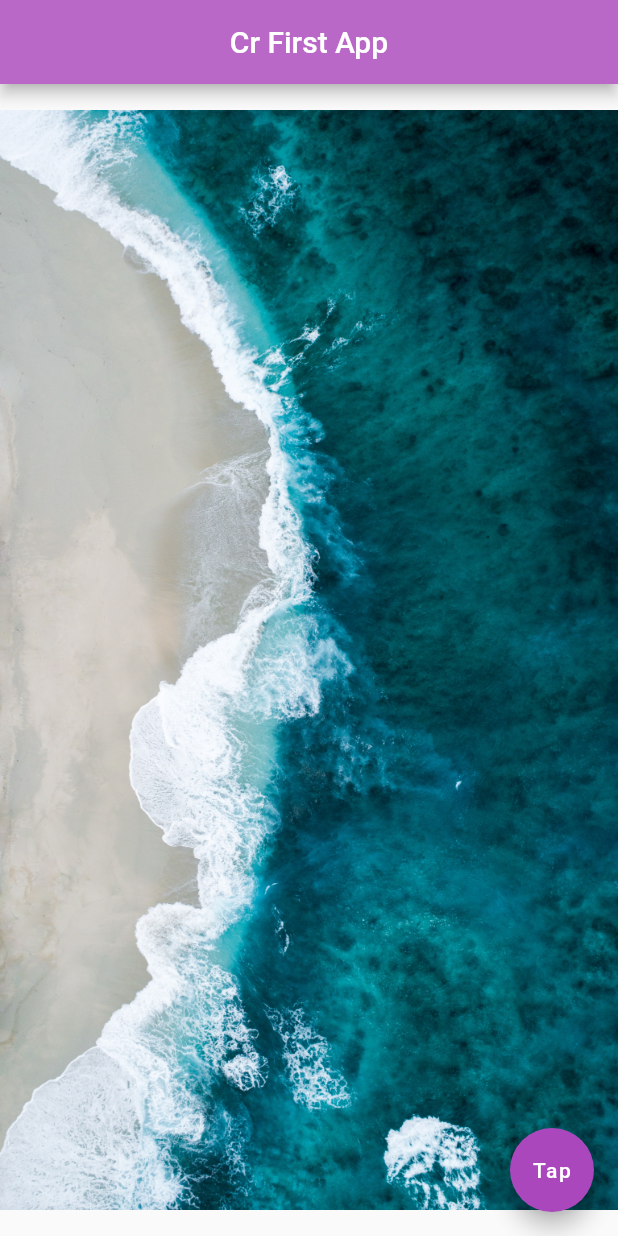
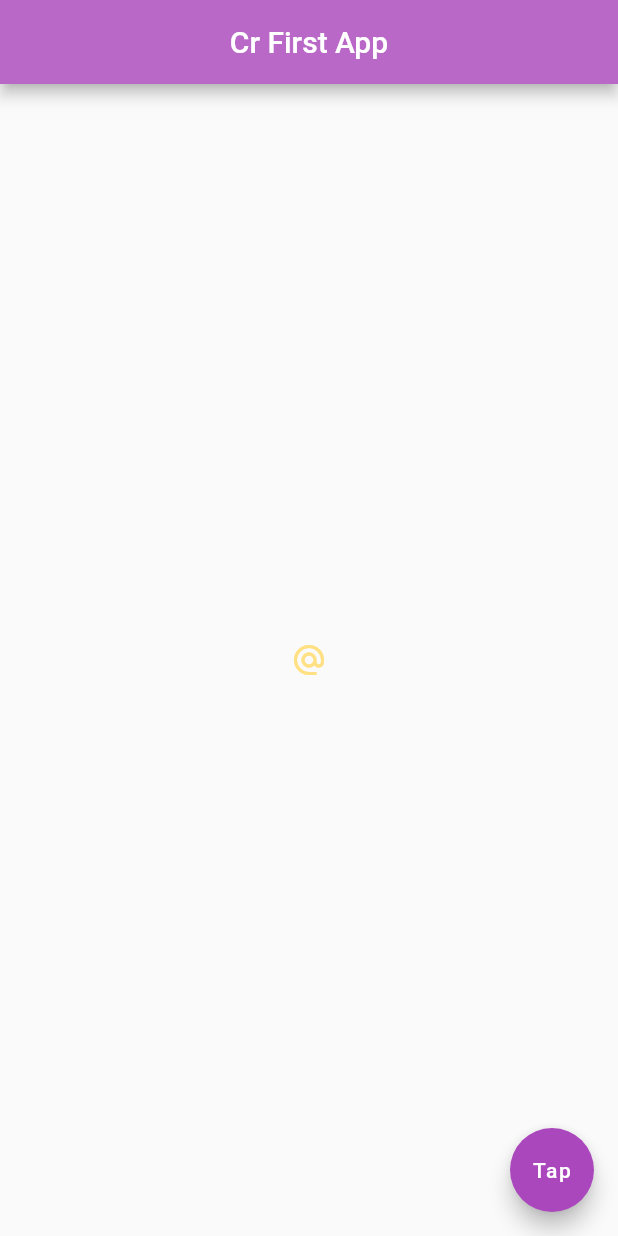
Before and after one commit to rahman9868/Flutter-Beginner, a Flutter app: the screen it shows after launch, on a phone screen of 412 x 824 dp. Run offline on Flutter 3.47's test engine with Material 2 defaults, Android fonts, the phone set to English and light mode, and no system bars.

Commit message:
Flutter-Beginner version 0.0.3
- Button & Icons

```diff
--- a/lib/main.dart
+++ b/lib/main.dart
@@ -15,10 +15,33 @@ class Home extends StatelessWidget {
         backgroundColor: Colors.purple[300],
       ),
       body: Center(
-        child: Image.asset('assets/image3.jpg') //from local asset
-        //child: Image.network('http://....') from internet
-
-
+        child: IconButton(
+          onPressed: () {
+            print('you clicked me');
+          },
+          icon: Icon(Icons.alternate_email),
+          color: Colors.amber[200],
+        ),
+        /*child: RaisedButton.icon(
+          onPressed: () {},
+          icon: Icon(
+            Icons.mail
+          ),
+          label: Text('Mail Me'),
+          color: Colors.grey,
+        )
+        child: FlatButton(
+          onPressed: () {
+            print('you press me');
+          },
+          child: Text('Press Me'),
+          color: Colors.deepPurple[300],
+        ),
+        child: Icon(
+          Icons.airport_shuttle,
+          color: Colors.purple[500],
+          size: 50.0,
+        )*/
       ),
       floatingActionButton: FloatingActionButton(
         onPressed: () {},
```
